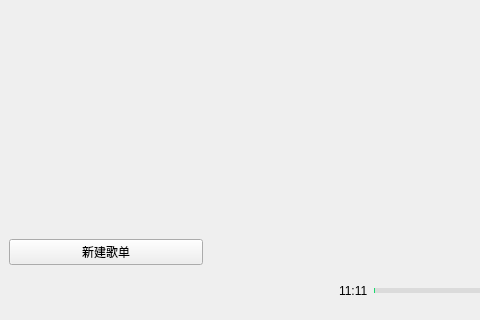
Above: mainwindow.ui from shinyawhy/QooMusicPlayer before the change; both pictures show x 0 to 480 and y 280 to 600 of the 800 by 600 pixel window. Below: the same form after it.
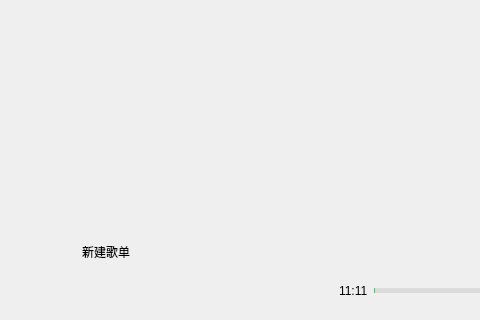
That is the form after the change. The open tabs and pages were chosen to show the change. Icons and pictures are not drawn. Custom widgets are drawn as their Qt base class.

What changed in the file:
```diff
--- a/mainwindow.ui
+++ b/mainwindow.ui
@@ -346,9 +346,21 @@
         </item>
         <item>
          <widget class="QPushButton" name="pushButton">
+          <property name="styleSheet">
+           <string notr="true">QPushButton{
+background-color:transparent;
+}</string>
+          </property>
           <property name="text">
            <string>新建歌单</string>
           </property>
+          <property name="icon">
+           <iconset resource="icon.qrc">
+            <normaloff>:/icon/add</normaloff>:/icon/add</iconset>
+          </property>
+          <property name="flat">
+           <bool>true</bool>
+          </property>
          </widget>
         </item>
        </layout>
```
Left out of the diff: 50 changed lines with no effect on the pictures.
